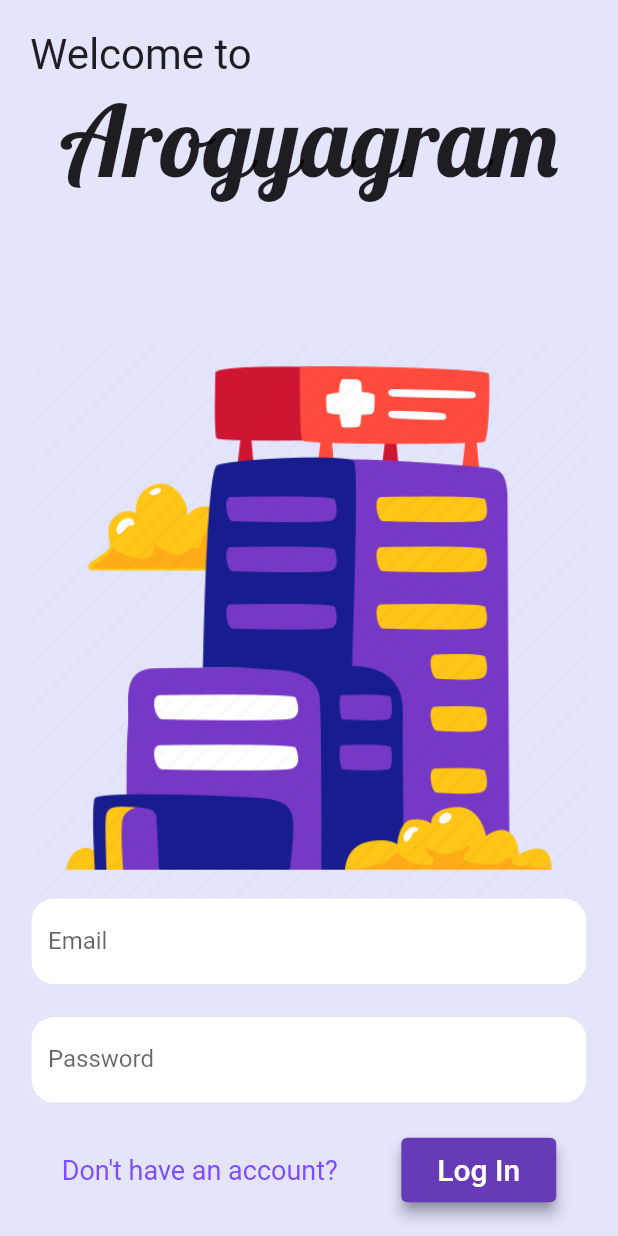
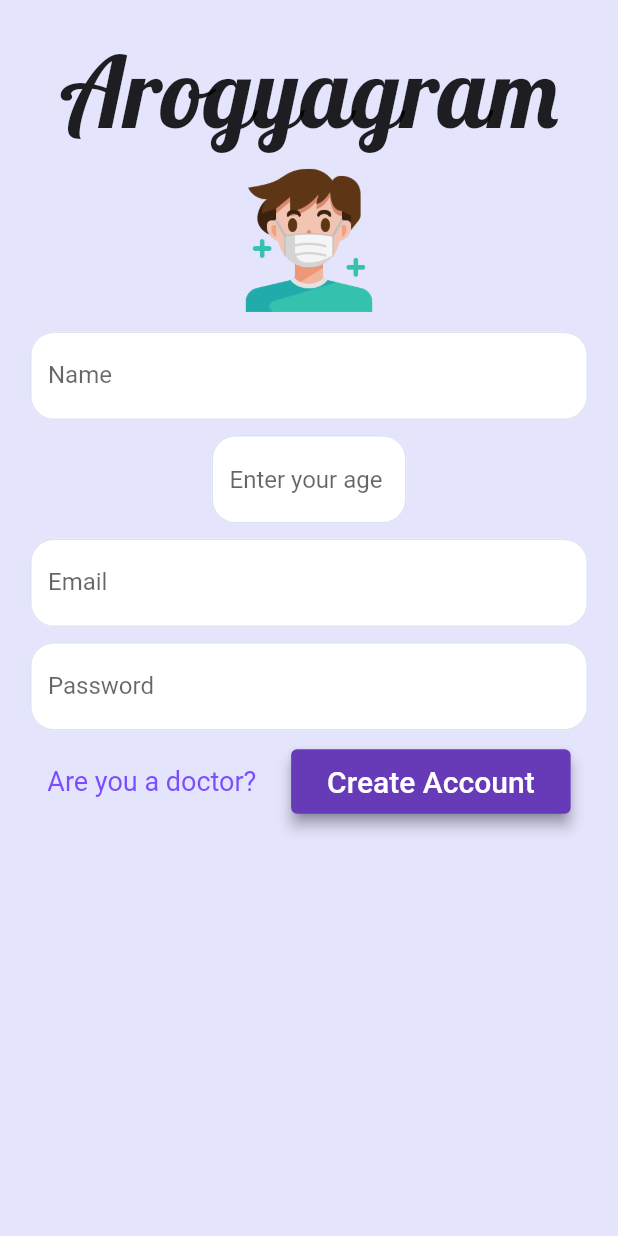
Before and after one commit to Om-Gujarathi/AarogyaGram, a Flutter app: the screen it shows after launch, after a tap on "Don't have an account?", on a phone screen of 412 x 824 dp. Run offline on Flutter 3.47's test engine with Material 2 defaults, Android fonts, the phone set to English and light mode, and no system bars; our stand-ins replace cloud_firestore, firebase_auth, firebase_core; missing offline and left inert: dart:ffi; accounts and stored records are empty; Roboto replaces fonts that are missing (Intel).

Commit message:
Add patient screen update

```diff
--- a/lib/Screens/AuthenticationScreens/LogInScreen.dart
+++ b/lib/Screens/AuthenticationScreens/LogInScreen.dart
@@ -1,5 +1,8 @@
+import 'dart:ffi';
+
 import 'package:flutter/material.dart';
 import 'package:vjti/Modals/RUser.dart';
+import 'package:vjti/Screens/AuthenticationScreens/PatientSignupScreen.dart';
 import 'package:vjti/Services/Authservices.dart';
 
 class LogInPage extends StatelessWidget {
@@ -39,6 +42,7 @@ class LogInPage extends StatelessWidget {
                         fontWeight: FontWeight.w400,
                         fontFamily: "AppName"),
                   ),
+
                   const Spacer(),
                   TextField(
                     controller: _emailController,
@@ -71,7 +75,14 @@ class LogInPage extends StatelessWidget {
                     mainAxisAlignment: MainAxisAlignment.spaceAround,
                     children: [
                       InkWell(
-                        onTap: () {},
+                        onTap: () {
+                          Navigator.push(
+                            context,
+                            MaterialPageRoute(
+                              builder: (context) => PatientSignInPage(),
+                            ),
+                          );
+                        },
                         child: const Text(
                           "Don't have an account?",
                           style: TextStyle(
--- /dev/null
+++ b/lib/Screens/AuthenticationScreens/PatientSignupScreen.dart
@@ -0,0 +1,137 @@
+import 'package:flutter/material.dart';
+import 'package:vjti/Modals/RUser.dart';
+import 'package:vjti/Services/Authservices.dart';
+
+class PatientSignInPage extends StatelessWidget {
+  String? patientGender;
+  final TextEditingController _emailController = TextEditingController();
+  final TextEditingController _passwordController = TextEditingController();
+  final AuthServices _authServices = AuthServices();
+  PatientSignInPage({super.key});
+
+  @override
+  Widget build(BuildContext context) {
+    return Scaffold(
+      backgroundColor: Color.fromARGB(255, 228, 228, 252),
+      body: SafeArea(
+        child: Padding(
+          padding: const EdgeInsets.all(20.0),
+          child: SingleChildScrollView(
+            child: Column(
+              mainAxisAlignment: MainAxisAlignment.center,
+              children: [
+                const Text(
+                  "Arogyagram",
+                  style: TextStyle(
+                      fontSize: 65,
+                      fontWeight: FontWeight.w400,
+                      fontFamily: "AppName"),
+                ),
+                const SizedBox(
+                  height: 10,
+                ),
+                const SizedBox(
+                  height: 100,
+                  width: 100,
+                  child: Image(
+                    image: AssetImage("assets/Images/Patient_BG.png"),
+                    fit: BoxFit.fill,
+                  ),
+                ),
+                // const Spacer(),
+                const SizedBox(
+                  height: 10,
+                ),
+                TextField(
+                  controller: _emailController,
+                  decoration: InputDecoration(
+                    label: const Text("Name"),
+                    hintText: "Enter Name",
+                    border: OutlineInputBorder(
+                      borderRadius: BorderRadius.circular(8),
+                    ),
+                  ),
+                ),
+                const SizedBox(
+                  height: 10,
+                ),
+                SizedBox(
+                  width: 130,
+                  child: TextField(
+                    decoration: InputDecoration(hintText: "Enter your age"),
+                  ),
+                ),
+                SizedBox(
+                  height: 10,
+                ),
+                // const Spacer(),
+                TextField(
+                  controller: _emailController,
+                  decoration: InputDecoration(
+                    label: const Text("Email"),
+                    hintText: "Enter Email",
+                    border: OutlineInputBorder(
+                      borderRadius: BorderRadius.circular(8),
+                    ),
+                  ),
+                ),
+                const SizedBox(
+                  height: 10,
+                ),
+
+                TextField(
+                  controller: _passwordController,
+                  obscureText: true,
+                  decoration: InputDecoration(
+                    label: const Text("Password"),
+                    hintText: "Enter Password",
+                    border: OutlineInputBorder(
+                      borderRadius: BorderRadius.circular(8),
+                    ),
+                  ),
+                ),
+                const SizedBox(
+                  height: 10,
+                ),
+                Row(
+                  mainAxisAlignment: MainAxisAlignment.spaceAround,
+                  children: [
+                    InkWell(
+                      onTap: () {},
+                      child: const Text(
+                        "Are you a doctor?",
+                        style: TextStyle(
+                            fontSize: 18, color: Colors.deepPurpleAccent),
+                      ),
+                    ),
+                    ElevatedButton(
+                      style: ElevatedButton.styleFrom(
+                          backgroundColor: Colors.deepPurple,
+                          elevation: 4,
+                          shadowColor: Color.fromARGB(255, 34, 29, 62)),
+                      onPressed: () async {
+                        RUser rUser = await _authServices
+                            .logInCustomerUsingEmailAndPassword(
+                          _emailController.text.trim(),
+                          _passwordController.text.trim(),
+                        );
+                      },
+                      child: const Padding(
+                        padding:
+                            EdgeInsets.symmetric(vertical: 10, horizontal: 8),
+                        child: Text(
+                          "Create Account",
+                          style: TextStyle(fontSize: 20),
+                        ),
+                      ),
+                    ),
+                  ],
+                ),
+              ],
+            ),
+          ),
+        ),
+      ),
+    );
+  }
+}
--- a/lib/main.dart
+++ b/lib/main.dart
@@ -5,7 +5,6 @@ import 'package:flutter/material.dart';
 import 'package:vjti/Screens/AuthenticationScreens/LogInScreen.dart';
 
 import 'Modals/RUser.dart';
-import 'Screens/FlutterSound.dart';
 import 'Services/Authservices.dart';
 
 Future<void> main() async {
@@ -21,6 +20,7 @@ class MyApp extends StatelessWidget {
   @override
   Widget build(BuildContext context) {
     return MaterialApp(
+      debugShowCheckedModeBanner: false,
       title: 'Demo',
       theme: ThemeData(
         scaffoldBackgroundColor: Color(0xFFEEF1F8),
@@ -39,16 +39,16 @@ class MyApp extends StatelessWidget {
       home: StreamBuilder<RUser>(
           stream: AuthServices().rUserStream,
           builder: (context, snapshot) {
-            if (snapshot.hasData) {
-              final RUser? rUser = snapshot.data;
-              if (snapshot.data!.role == "P") {
-                return AudioRecorder();
-                // return DoctorAppointmentScreen();
-              } else if (snapshot.data!.role == "D") {
-                // return EntryPoint(rUser: rUser!);
-                return Container();
-              }
-            }
+            // if (snapshot.hasData) {
+            //   final RUser? rUser = snapshot.data;
+            //   if (snapshot.data!.role == "P") {
+            //     return Container();
+            //     // return DoctorAppointmentScreen();
+            //   } else if (snapshot.data!.role == "D") {
+            //     // return EntryPoint(rUser: rUser!);
+            //     return Container();
+            //   }
+            // }
             return LogInPage();
           }),
     );
--- a/pubspec.yaml
+++ b/pubspec.yaml
@@ -40,6 +40,8 @@ dependencies:
   firebase_core: ^2.7.0
   flutter_sound: ^9.2.13
   path_provider: ^2.0.13
+  permission_handler: ^9.0.0
+  permission_handler_android: ^9.0.2+1
 
 dev_dependencies:
   flutter_test:
```
Also changed, not shown: lib/Screens/FlutterSound.dart (deleted, +0 -87 lines), pubspec.lock.
